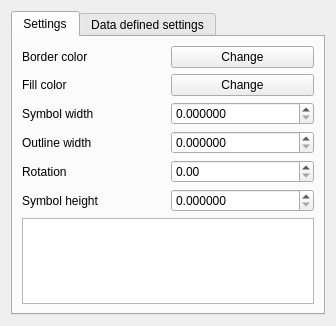
Qt form src/ui/symbollayer/widget_ellipse.ui (qgis/QGIS) before a commit.
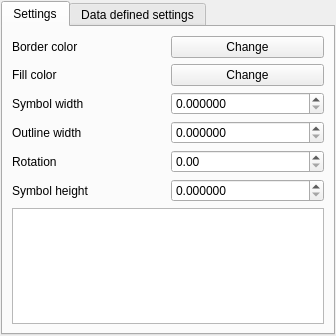
The same form after that commit. Custom widgets are drawn as their Qt base class.

Diff of the .ui file:
```diff
--- a/src/ui/symbollayer/widget_ellipse.ui
+++ b/src/ui/symbollayer/widget_ellipse.ui
@@ -7,13 +7,16 @@
     <x>0</x>
     <y>0</y>
     <width>336</width>
-    <height>326</height>
+    <height>336</height>
    </rect>
   </property>
   <property name="windowTitle">
    <string>Form</string>
   </property>
   <layout class="QGridLayout" name="gridLayout_2">
+   <property name="margin">
+    <number>1</number>
+   </property>
    <item row="0" column="0">
     <widget class="QTabWidget" name="tabWidget">
      <property name="currentIndex">
```
Left out of the diff: 2 changed lines with no effect on the pictures.
